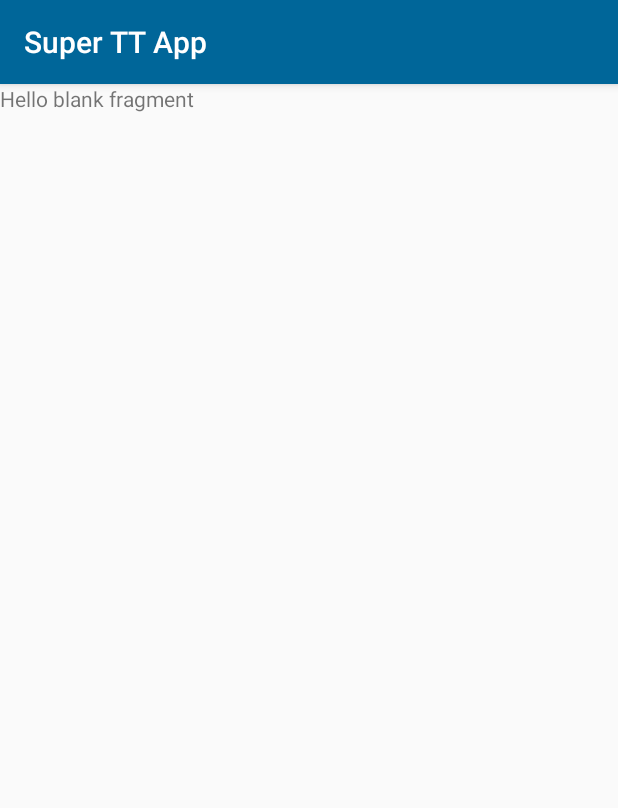
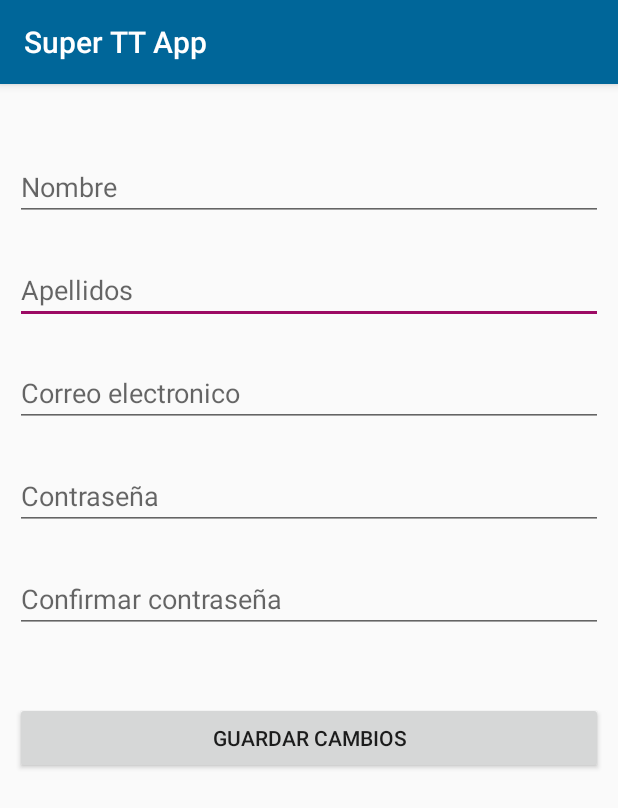
Before and after one commit to IanMendozaJaimes/SuperTT, an Android app: the fragment ProfileFragment shown on its own in the app's theme, on a phone screen of 412 x 824 dp. Shown: the top 808 px of the screen. Run offline under Robolectric (Android 15) with nearby library versions, the light colour scheme and no system bars.

Commit message:
Vista de perfil

```diff
--- a/SuperTTApp/app/src/main/res/layout/fragment_profile.xml
+++ b/SuperTTApp/app/src/main/res/layout/fragment_profile.xml
@@ -1,14 +1,102 @@
 <?xml version="1.0" encoding="utf-8"?>
 <FrameLayout xmlns:android="http://schemas.android.com/apk/res/android"
+    xmlns:app="http://schemas.android.com/apk/res-auto"
     xmlns:tools="http://schemas.android.com/tools"
     android:layout_width="match_parent"
     android:layout_height="match_parent"
     tools:context=".users.view.ProfileFragment">
 
-    <!-- TODO: Update blank fragment layout -->
-    <TextView
+    <androidx.constraintlayout.widget.ConstraintLayout
         android:layout_width="match_parent"
-        android:layout_height="match_parent"
-        android:text="@string/hello_blank_fragment" />
+        android:layout_height="match_parent">
 
+        <EditText
+            android:id="@+id/profile_et_apellidos"
+            android:layout_width="0dp"
+            android:layout_height="wrap_content"
+            android:layout_marginStart="10dp"
+            android:layout_marginTop="23dp"
+            android:layout_marginEnd="10dp"
+            android:ems="10"
+            android:hint="@string/label_apellido"
+            android:inputType="textPersonName"
+            app:layout_constraintEnd_toEndOf="parent"
+            app:layout_constraintHorizontal_bias="0.0"
+            app:layout_constraintStart_toStartOf="parent"
+            app:layout_constraintTop_toBottomOf="@+id/profile_et_nombre" />
+
+        <EditText
+            android:id="@+id/profile_et_confirmar"
+            android:layout_width="0dp"
+            android:layout_height="wrap_content"
+            android:layout_marginStart="10dp"
+            android:layout_marginTop="23dp"
+            android:layout_marginEnd="10dp"
+            android:ems="10"
+            android:hint="@string/label_confirmar_contra"
+            android:inputType="textPassword"
+            app:layout_constraintEnd_toEndOf="parent"
+            app:layout_constraintHorizontal_bias="0.0"
+            app:layout_constraintStart_toStartOf="parent"
+            app:layout_constraintTop_toBottomOf="@+id/profile_et_contra" />
+
+        <Button
+            android:id="@+id/profile_btn_guardar"
+            style="@style/Widget.AppCompat.Button"
+            android:layout_width="0dp"
+            android:layout_height="wrap_content"
+            android:layout_marginStart="10dp"
+            android:layout_marginTop="46dp"
+            android:layout_marginEnd="10dp"
+            android:text="@string/label_guardar_cambios"
+            app:layout_constraintEnd_toEndOf="parent"
+            app:layout_constraintStart_toStartOf="parent"
+            app:layout_constraintTop_toBottomOf="@+id/profile_et_confirmar" />
+
+        <EditText
+            android:id="@+id/profile_et_email"
+            android:layout_width="0dp"
+            android:layout_height="wrap_content"
+            android:layout_marginStart="10dp"
+            android:layout_marginTop="23dp"
+            android:layout_marginEnd="10dp"
+            android:ems="10"
+            android:hint="@string/label_email"
+            android:inputType="textEmailAddress"
+            app:layout_constraintEnd_toEndOf="parent"
+            app:layout_constraintHorizontal_bias="0.0"
+            app:layout_constraintStart_toStartOf="parent"
+            app:layout_constraintTop_toBottomOf="@+id/profile_et_apellidos" />
+
+        <EditText
+            android:id="@+id/profile_et_contra"
+            android:layout_width="0dp"
+            android:layout_height="wrap_content"
+            android:layout_marginStart="10dp"
+            android:layout_marginTop="23dp"
+            android:layout_marginEnd="10dp"
+            android:ems="10"
+            android:hint="@string/label_contra"
+            android:inputType="textPassword"
+            app:layout_constraintEnd_toEndOf="parent"
+            app:layout_constraintHorizontal_bias="1.0"
+            app:layout_constraintStart_toStartOf="parent"
+            app:layout_constraintTop_toBottomOf="@+id/profile_et_email" />
+
+        <EditText
+            android:id="@+id/profile_et_nombre"
+            android:layout_width="0dp"
+            android:layout_height="wrap_content"
+            android:layout_marginStart="10dp"
+            android:layout_marginTop="46dp"
+            android:layout_marginEnd="10dp"
+            android:ems="10"
+            android:hint="@string/label_nombre"
+            android:inputType="textPersonName"
+            app:layout_constraintEnd_toEndOf="parent"
+            app:layout_constraintHorizontal_bias="0.0"
+            app:layout_constraintStart_toStartOf="parent"
+            app:layout_constraintTop_toTopOf="parent" />
+
+    </androidx.constraintlayout.widget.ConstraintLayout>
 </FrameLayout>
--- a/SuperTTApp/app/src/main/res/values/strings.xml
+++ b/SuperTTApp/app/src/main/res/values/strings.xml
@@ -53,4 +53,5 @@
     <string name="msg13_falta_informacion">Falta información necesaria para realizar la operación.</string>
     <string name="label_calificacion">Calificación:</string>
     <string name="label_fecha_modificacion">Fecha de modificación:</string>
+    <string name="label_guardar_cambios">Guardar cambios</string>
 </resources>
```
